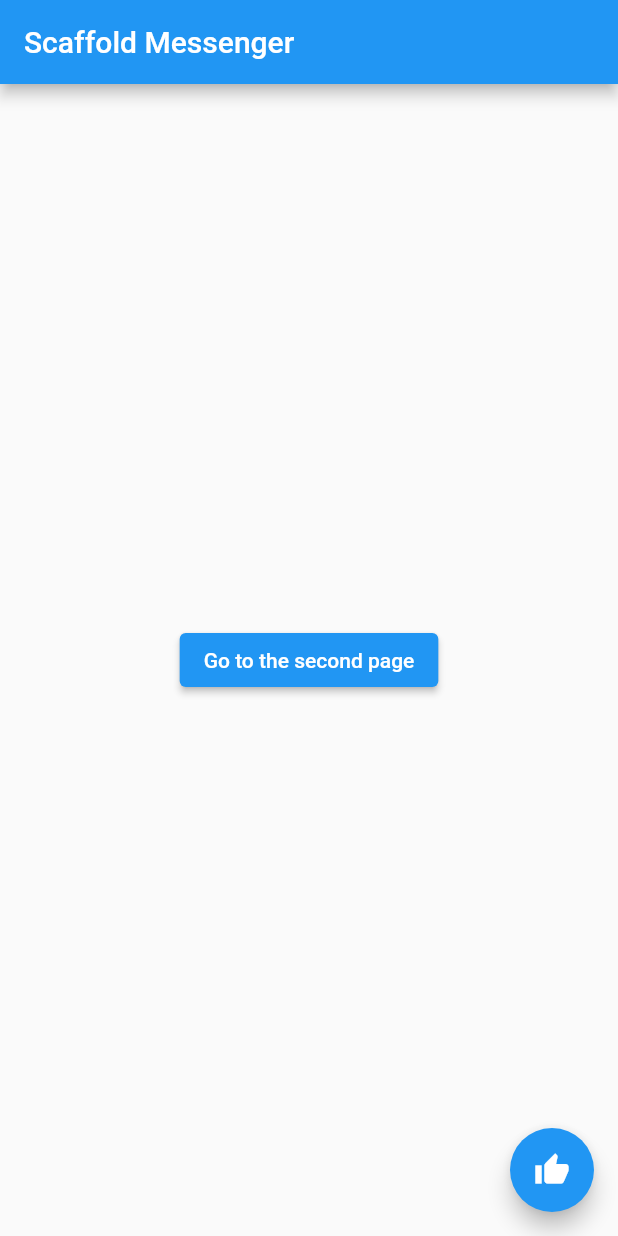
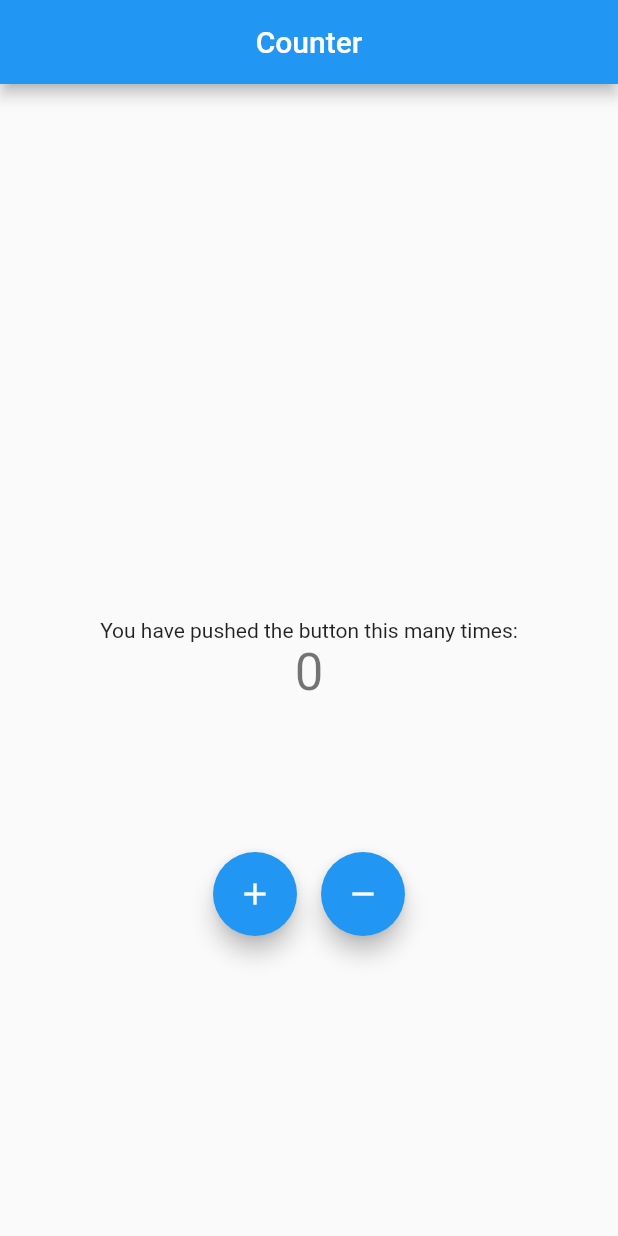
Before and after one commit to kwonjs1996/flutterPractice, a Flutter app: the screen it shows after launch, on a phone screen of 412 x 824 dp. Run offline on Flutter 3.47's test engine with Material 2 defaults, Android fonts, the phone set to English and light mode, and no system bars.

Commit message:
statefulwidget, floatingActionButton

```diff
--- a/lib/main.dart
+++ b/lib/main.dart
@@ -1,134 +1,93 @@
 import 'package:flutter/material.dart';
-// import 'package:practice/ScreenA.dart';
-// import 'package:practice/ScreenB.dart';
-// import 'package:practice/ScreenC.dart';
 
-void main() => runApp(MyApp());
+void main() {
+  runApp(const MyApp());
+}
 
 class MyApp extends StatelessWidget {
   const MyApp({Key? key}) : super(key: key);
+
   @override
   Widget build(BuildContext context) {
-    return MaterialApp(home: MyPage());
-  }
-}
-
-class MyPage extends StatelessWidget {
-  const MyPage({Key? key}) : super(key: key);
-
-  @override
-  //ScaffoldMessenger 기존의 builder로 추가하여 위로 찾아 올라가는 방식의 단점을 고쳐서
-  //모든 Scaffold를 자식으로 가진 상태에서 Snackbar를 구현 할 수 있게 한다.
-  Widget build(BuildContext context) {
-    return Scaffold(
-      appBar: AppBar(
-        title: Text('Scaffold Messenger'),
+    return MaterialApp(
+      title: 'counter',
+      theme: ThemeData(
+        primarySwatch: Colors.blue,
       ),
-      body: HomeBody(),
-      floatingActionButton: FloatingActionButton(
-        onPressed: () {
-          ScaffoldMessenger.of(context).showSnackBar(
-            SnackBar(
-              content: Text('Like a new Snack bar!'),
-              duration: Duration(seconds: 5),
-              action: SnackBarAction(
-                label: 'Undo',
-                onPressed: () {
-                  Navigator.push(
-                    context,
-                    MaterialPageRoute(
-                      builder: (context) => ThirdPage(),
-                    ),
-                  );
-                },
-              ),
-            ),
-          );
-        },
-        child: Icon(Icons.thumb_up),
-      ),
+      home: const MyHomePage(title: 'Counter'),
     );
   }
 }
 
-class HomeBody extends StatelessWidget {
-  const HomeBody({Key? key}) : super(key: key);
+class MyHomePage extends StatefulWidget {
+  const MyHomePage({Key? key, required this.title}) : super(key: key);
+
+  final String title;
 
   @override
-  Widget build(BuildContext context) {
-    return Center(
-      child: ElevatedButton(
-        onPressed: () {
-          Navigator.push(
-            context,
-            MaterialPageRoute(builder: (context) => SecondPage()),
-          );
-        },
-        child: Text('Go to the second page'),
-      ),
-    );
-  }
+  State<MyHomePage> createState() => _MyHomePageState();
 }
 
-class SecondPage extends StatelessWidget {
-  const SecondPage({Key? key}) : super(key: key);
+class _MyHomePageState extends State<MyHomePage> {
+  int _counter = 0;
+
+  void _incrementCounter() {
+    setState(() {
+      _counter++;
+    });
+  }
+
+  void _decrementCounter() {
+    setState(() {
+      _counter--;
+    });
+  }
 
   @override
   Widget build(BuildContext context) {
     return Scaffold(
       appBar: AppBar(
-        title: Text('Second page'),
+        title: Text(
+          widget.title,
+        ),
+        centerTitle: true,
       ),
       body: Center(
-        child: Text(
-          '"좋아요가 추가되었습니다."',
-          style: TextStyle(
-            fontSize: 20,
-            color: Colors.redAccent,
+        child: Column(
+          mainAxisAlignment: MainAxisAlignment.center,
+          children: <Widget>[
+            const Text(
+              'You have pushed the button this many times:',
+            ),
+            Text(
+              '$_counter',
+              style: Theme.of(context).textTheme.headline4,
+            ),
+          ],
+        ),
+      ),
+      floatingActionButtonLocation: FloatingActionButtonLocation.centerDocked,
+      floatingActionButton: Row(
+        mainAxisAlignment: MainAxisAlignment.center,
+        children: [
+          Padding(
+            padding: const EdgeInsets.fromLTRB(8, 8, 8, 200),
+            child: FloatingActionButton(
+              onPressed: _incrementCounter,
+              tooltip: 'Increment',
+              child: const Icon(Icons.add),
+            ),
           ),
-        ),
+          Padding(
+            padding: const EdgeInsets.fromLTRB(8, 8, 8, 200),
+            child: FloatingActionButton(
+              onPressed: _decrementCounter,
+              tooltip: 'Increment',
+              child: const Icon(Icons.remove),
+            ),
+          ),
+        ],
       ),
     );
   }
 }
-
-class ThirdPage extends StatelessWidget {
-  const ThirdPage({Key? key}) : super(key: key);
-
-  @override
-  Widget build(BuildContext context) {
-    return ScaffoldMessenger(
-      child: Scaffold(
-        appBar: AppBar(
-          title: Text('Third Page'),
-        ),
-        body: Builder(builder: (context) {
-          return Center(
-            child: Column(
-              mainAxisAlignment: MainAxisAlignment.center,
-              children: [
-                Text(
-                  '"좋아요"를 취소하시겠습니까?',
-                  style: TextStyle(
-                    fontSize: 20,
-                    color: Colors.redAccent,
-                  ),
-                ),
-                ElevatedButton(
-                    onPressed: () {
-                      ScaffoldMessenger.of(context).showSnackBar(
-                        SnackBar(
-                          content: Text('"좋아요"가 취소되었습니다'),
-                          duration: Duration(seconds: 3),
-                        ),
-                      );
-                    },
-                    child: Text('취소하기'))
-              ],
-            ),
-          );
-        }),
-      ),
-    );
-  }
-}
```
